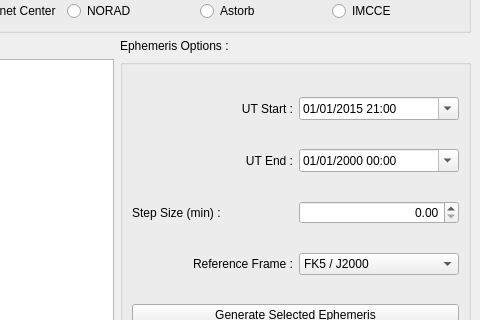
First picture: the form in obstools/UI/EphemMainWindow.ui, repository LowellObservatory/LDTObserverTools, before the edit; both pictures show x 357 to 837 and y 83 to 403 of the 837 by 600 pixel window.
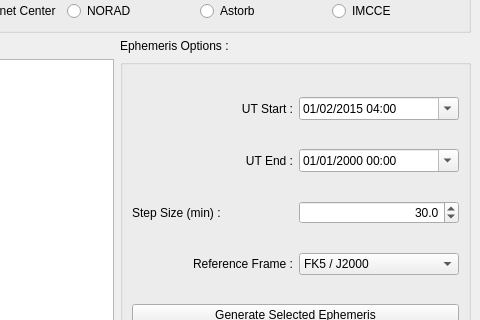
Second picture: the form after the edit. Icons and pictures are not drawn.

Diff of the .ui file:
```diff
--- a/obstools/UI/EphemMainWindow.ui
+++ b/obstools/UI/EphemMainWindow.ui
@@ -112,10 +112,16 @@
           <set>Qt::AlignmentFlag::AlignRight|Qt::AlignmentFlag::AlignTrailing|Qt::AlignmentFlag::AlignVCenter</set>
          </property>
          <property name="decimals">
-          <number>2</number>
+          <number>1</number>
+         </property>
+         <property name="minimum">
+          <double>0.500000000000000</double>
          </property>
          <property name="maximum">
-          <double>60.000000000000000</double>
+          <double>120.000000000000000</double>
+         </property>
+         <property name="value">
+          <double>30.000000000000000</double>
          </property>
         </widget>
        </item>
@@ -133,12 +139,12 @@
         <widget class="QDateTimeEdit" name="inputUTStart">
          <property name="dateTime">
           <datetime>
-           <hour>21</hour>
+           <hour>4</hour>
            <minute>0</minute>
            <second>0</second>
            <year>2015</year>
            <month>1</month>
-           <day>1</day>
+           <day>2</day>
           </datetime>
          </property>
          <property name="maximumDate">
@@ -157,7 +163,7 @@
          </property>
          <property name="maximumTime">
           <time>
-           <hour>8</hour>
+           <hour>15</hour>
            <minute>59</minute>
            <second>59</second>
           </time>
```
